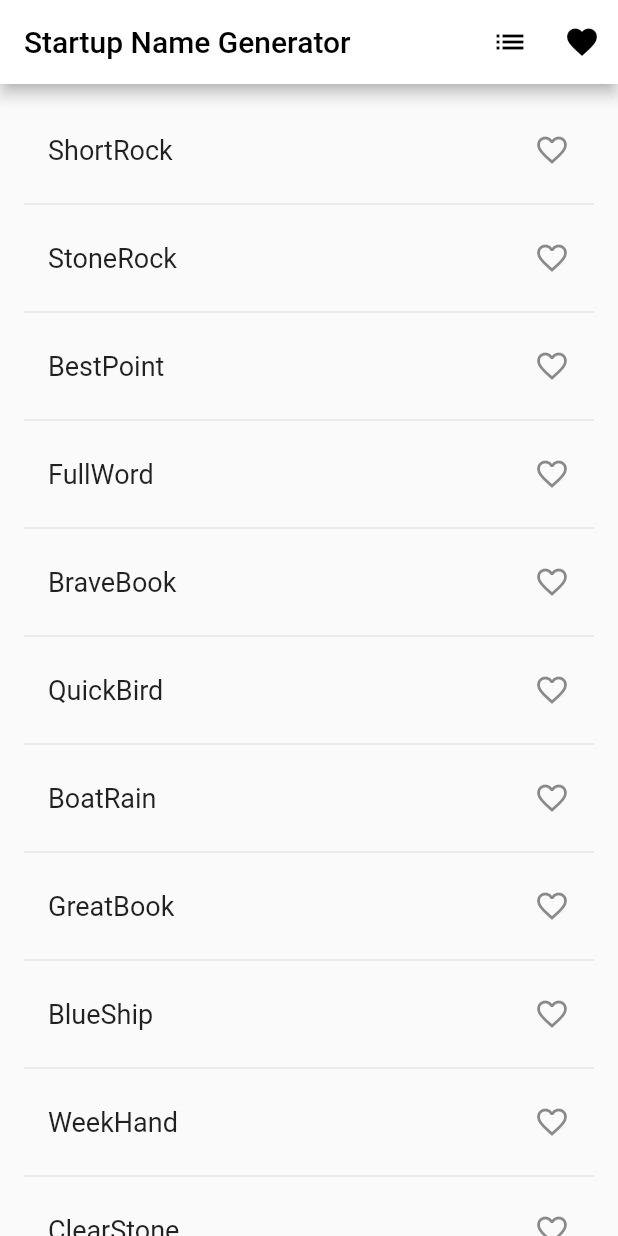
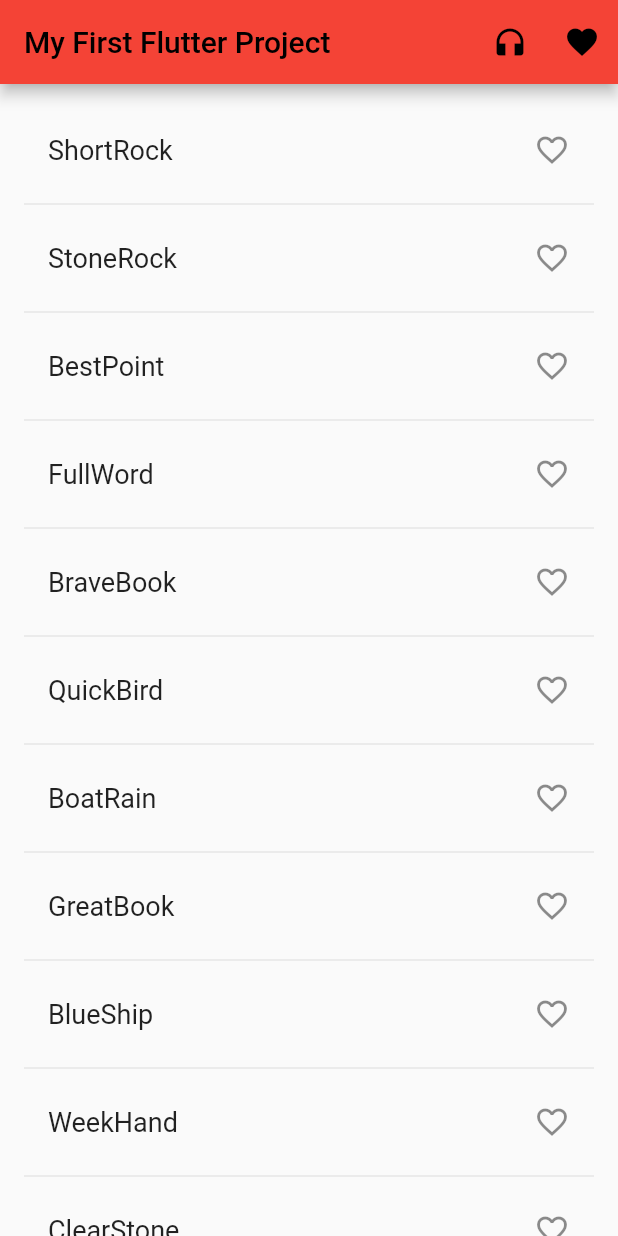
Before and after one commit to xiaohuiCoding/flutter_application_111, a Flutter app: the screen it shows after launch, on a phone screen of 412 x 824 dp. Run offline on Flutter 3.47's test engine with Material 2 defaults, Android fonts, the phone set to English and light mode, and no system bars.

Commit message:
modify some of the page styles

```diff
--- a/lib/main.dart
+++ b/lib/main.dart
@@ -16,22 +16,22 @@ class MyApp extends StatelessWidget {
   @override
   Widget build(BuildContext context) {
     return MaterialApp(
-      title: 'Startup Name Generator',
+      title: 'My First Flutter Project',
       theme: ThemeData(
         appBarTheme: const AppBarTheme(
-          backgroundColor: Colors.white,
+          backgroundColor: Colors.red,
           foregroundColor: Colors.black,
         ),
       ),
 
+      home: const RandomWords(), // 设置导航栈的第一个页面
+
       // 配置各个页面具体的路由名，使用导航栈来跳转页面
       // initialRoute: '/',
       // routes: {
-      //   '/': (context) => const RandomWords(), // 设置导航栈的第一个页面
-      //   '/second': (context) => const SecondRoute(), // 设置导航栈的第二个页面
+      //   '/': (context) => const RandomWords(), // 指定导航栈的第一个页面
+      //   '/second': (context) => const SecondRoute(), // 注册其他页面到导航栈中
       // },
-
-      home: const RandomWords(), // 设置导航栈的第一个页面
 
       // 方式一：直接传参
       routes: {
@@ -74,10 +74,10 @@ class _RandomWordsState extends State<RandomWords> {
   Widget build(BuildContext context) {
     return Scaffold(
       appBar: AppBar(
-        title: const Text('Startup Name Generator'),
+        title: const Text('My First Flutter Project'),
         actions: [
           IconButton(
-            icon: const Icon(Icons.list),
+            icon: const Icon(Icons.headphones),
             onPressed: _pushSecondPage,
             tooltip: 'Saved Suggestions',
           ),
```
